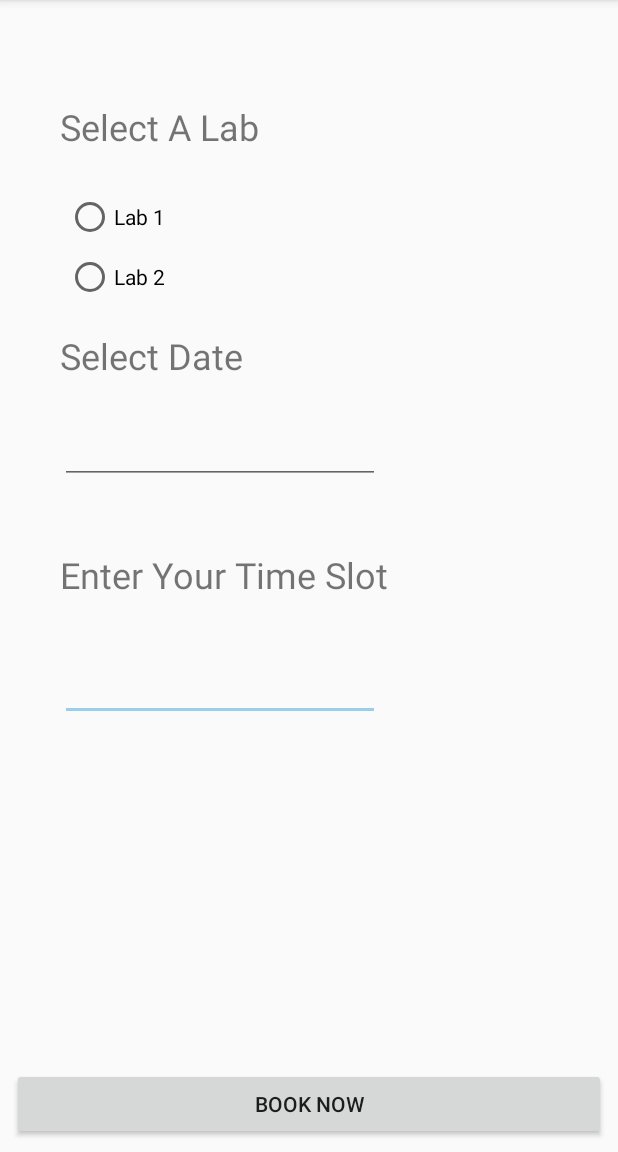
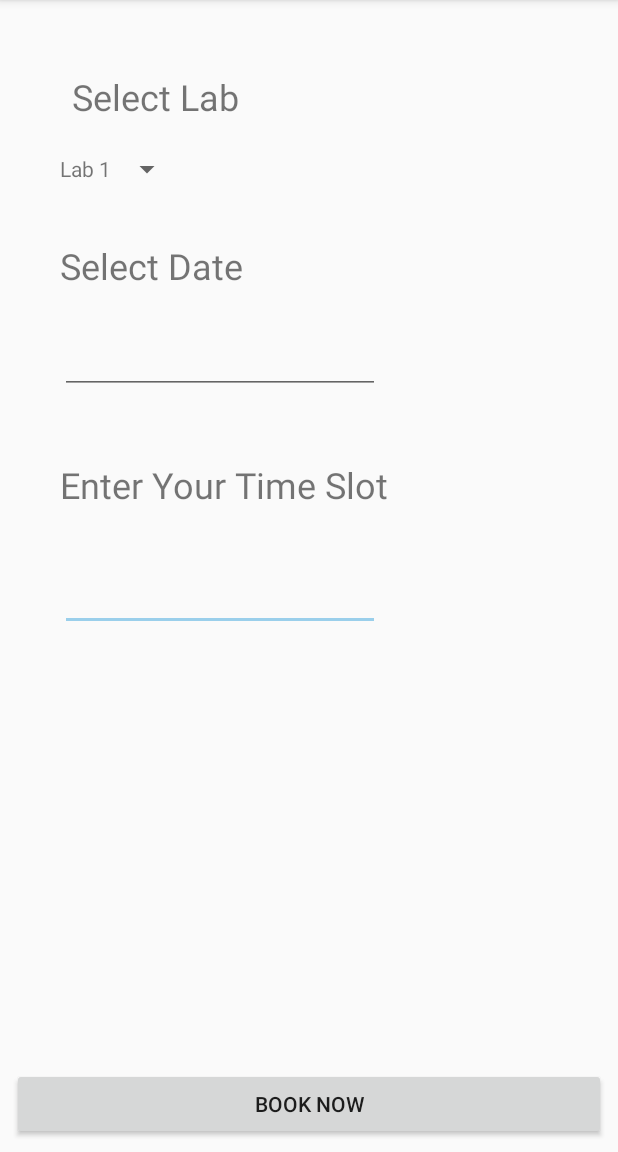
Before and after one commit to theGen9682/JustMother, an Android app: the ScanLabsBooking screen opened directly, with no data from a screen before it, on a phone screen of 412 x 824 dp, the part 84-1236 px from its top. Run offline under Robolectric (Android 15) with nearby library versions, the phone set to English and light mode, and no system bars; our stand-ins replace Firebase (no records; nobody signed in at launch, a user with empty details on screens opened directly).

Commit message:
Scan Bookings are now visible in database with some incomplete work, which will be done shortly. For some reason only Lab 1 is selected, working to resolve that.

```diff
--- a/app/build.gradle
+++ b/app/build.gradle
@@ -27,7 +27,7 @@ android {
         }
     }
 }
-apply plugin: 'kotlin-kapt'
+
 
 dependencies {
     implementation fileTree(dir: 'libs', include: ['*.jar'])
@@ -48,5 +48,8 @@ dependencies {
     implementation 'com.google.firebase:firebase-firestore:20.1.0'
 
     implementation 'com.firebaseui:firebase-ui-storage:4.3.1'
-    kapt 'com.github.bumptech.glide:compiler:4.9.0'
+
+
+    implementation 'com.google.firebase:firebase-database:18.0.0'
+
 }
--- a/app/src/main/java/com/example/pregnancy/ScanLabsBooking.kt
+++ b/app/src/main/java/com/example/pregnancy/ScanLabsBooking.kt
@@ -1,104 +1,101 @@
 package com.example.pregnancy
 
+import android.annotation.SuppressLint
 import androidx.appcompat.app.AppCompatActivity
 import android.os.Bundle
 import android.util.Log
 import android.view.View
-import android.widget.RadioButton
-import android.widget.TextView
+import android.widget.*
+import com.example.pregnancy.dataModels.ScanBookings
+import com.google.firebase.database.DatabaseReference
+import com.google.firebase.database.FirebaseDatabase
 import com.google.firebase.firestore.FirebaseFirestore
+import kotlinx.android.synthetic.main.activity_scan_labs_booking.*
+import android.widget.Toast
+import java.text.SimpleDateFormat
+import java.util.*
+
 
 @Suppress("NULLABILITY_MISMATCH_BASED_ON_JAVA_ANNOTATIONS")
 class ScanLabsBooking : AppCompatActivity() {
 
-    private val db = FirebaseFirestore.getInstance()
+    private lateinit var database:DatabaseReference
 
-
-    var selectedLab: String = "Lab 1"
-
-
-    fun onRadioButtonClicked(view: View) {
-        if (view is RadioButton) {
-            // Is the button now checked?
-            val checked = view.isChecked
-
-            // Check which radio button was clicked
-            when (view.getId()) {
-                R.id.lab1Button ->
-                    if (checked) {
-                        // Pirates are the best
-
-                        selectedLab = "Lab 1"
-
-
-                    }
-                R.id.lab2Button ->
-                    if (checked) {
-
-                        selectedLab = "Lab 2"
-
-
-                    }
-            }
-        }
-    }
-
-
+    @SuppressLint("SimpleDateFormat")
     override fun onCreate(savedInstanceState: Bundle?) {
         super.onCreate(savedInstanceState)
         setContentView(R.layout.activity_scan_labs_booking)
 
+
         val scanName = intent.getStringExtra("ScanName")
 
 
-        val timeSlot = findViewById<TextView>(R.id.time)
-        val date = findViewById<TextView>(R.id.date)
+        val timeSlot = findViewById<EditText>(R.id.time)
+        val dateSlot = findViewById<EditText>(R.id.date)
 
-        val scanTime = timeSlot.text.toString()
-        val scanDate = date.text.toString()
+        val bookNow=findViewById<Button>(R.id.BookNowBtn)
 
 
-        Log.d("Selected Lab\n\n","\n\n------------------------------------------------------------------------------------------$selectedLab")
+        val labs= arrayOf("Lab 1", "Lab 2")
 
-        addData(scanDate,scanTime,scanName)
+        val spinner=findViewById<Spinner>(R.id.spinner)
+
+
+        if(spinner!=null)
+        {
+
+            val arrayAdapter=ArrayAdapter(this,R.layout.dropdown_list_textview,labs)
+            spinner.adapter=arrayAdapter
+
+            spinner.onItemSelectedListener=object:AdapterView.OnItemSelectedListener{
+                override fun onNothingSelected(p0: AdapterView<*>?) {
+                    Toast.makeText(this@ScanLabsBooking,"Please Select a Lab",Toast.LENGTH_SHORT).show()
+                }
+
+                override fun onItemSelected(parent: AdapterView<*>?, p1: View?, position: Int, p3: Long) {
+                    Toast.makeText(this@ScanLabsBooking,"Lab Selected",Toast.LENGTH_SHORT).show()
+                }
+
+            }
+        }
+
+        val selectedLab=spinner.selectedItem.toString()
+
+        Log.d("SelectedLab","--------------------------------------------------------$selectedLab")
+
+
+        database=FirebaseDatabase.getInstance().reference
+
+        bookNow.setOnClickListener {
+
+            val scanTime = timeSlot.text.toString()
+            val scanDate = dateSlot.text.toString()
+
+            Log.d("Scan Time\n\n","------------------------------------------------------------\n$scanTime")
+            Log.d("Scan Time\n\n","------------------------------------------------------------\n$scanTime")
+
+
+            writeInDatabase(selectedLab, "Digen", scanName, scanTime, scanDate)
+            Toast.makeText(this@ScanLabsBooking,"Test Booked",Toast.LENGTH_SHORT).show()
+
+        }
+
+
+
+
+
+
 
 
 
     }
 
+    private fun writeInDatabase(lab:String,name:String, scanName:String?, timeSlot:String, date:String ) {
 
-    private fun addData(scanDate:String, scanTime:String, scanName:String)
-    {
-        db.collection("Scan Bookings")
-            .document(selectedLab)
-            .collection("Scan Dates")
-            .add(scanDate)
+        val scanDetails=ScanBookings(scanName,timeSlot,date)
 
-        db.collection("Scan Bookings")
-            .document(selectedLab)
-            .collection("Scan Dates")
-            .document(scanDate.toString())
-            .collection("Time Slot")
-            .document(scanTime.toString())
-            .collection("Booking Details")
-            .add("Digen Sharma")
+        database.child("Scan Bookings").child(lab).child("Bookings").child(name).setValue(scanDetails)
 
-
-        db.collection("Scan Bookings")
-            .document(selectedLab)
-            .collection("Scan Dates")
-            .document(scanDate.toString())
-            .collection("Time Slot")
-            .document(scanTime.toString())
-            .collection("Booking Details")
-            .document("Digen Sharma")
-            .set(scanName)
-            .addOnSuccessListener {
-                Log.d("Successfull\n\n","------------------------------------------------------------------------------------")
-            }
-            .addOnFailureListener {
-                Log.d("Failure\n\n","------------------------------------------------------------------------------------------")
-            }
 
     }
 
--- a/app/src/main/res/layout/activity_scan_labs_booking.xml
+++ b/app/src/main/res/layout/activity_scan_labs_booking.xml
@@ -6,13 +6,6 @@
         android:layout_width="match_parent"
         android:layout_height="match_parent"
         tools:context=".ScanLabsBooking">
-    <TextView
-            android:text="Select A Lab"
-            android:layout_width="wrap_content"
-            android:layout_height="wrap_content"
-            android:id="@+id/textView2" app:layout_constraintTop_toTopOf="parent"
-            app:layout_constraintStart_toStartOf="parent" android:layout_marginStart="40dp"
-            android:layout_marginTop="68dp" android:textSize="24sp"/>
     <TextView
             android:text="Enter Your Time Slot"
             android:layout_width="wrap_content"
@@ -35,7 +28,7 @@
             android:id="@+id/textView4"
             app:layout_constraintStart_toStartOf="parent"
             android:layout_marginStart="40dp" android:textSize="24sp"
-            app:layout_constraintTop_toBottomOf="@+id/radioGroup" android:layout_marginTop="16dp"/>
+            app:layout_constraintTop_toBottomOf="@+id/spinner" android:layout_marginTop="36dp"/>
     <EditText
             android:layout_width="wrap_content"
             android:layout_height="wrap_content"
@@ -48,30 +41,23 @@
             android:text="Book Now"
             android:layout_width="match_parent"
             android:layout_height="wrap_content"
-            android:id="@+id/button" app:layout_constraintStart_toStartOf="parent" android:layout_marginStart="8dp"
+            android:id="@+id/BookNowBtn" app:layout_constraintStart_toStartOf="parent" android:layout_marginStart="8dp"
             app:layout_constraintEnd_toEndOf="parent" android:layout_marginEnd="8dp"
             app:layout_constraintHorizontal_bias="0.0" android:layout_marginBottom="8dp"
             app:layout_constraintBottom_toBottomOf="parent"/>
-    <RadioGroup
+    <Spinner
             android:layout_width="wrap_content"
             android:layout_height="wrap_content"
+            android:id="@+id/spinner"
             app:layout_constraintStart_toStartOf="parent"
-            app:layout_constraintTop_toBottomOf="@+id/textView2"
-            android:layout_marginTop="24dp" android:layout_marginStart="40dp" android:id="@+id/radioGroup"
-            android:onClick="On">
-        <RadioButton
-                android:layout_margin="4dp"
-                android:text="Lab 1"
-                android:layout_width="wrap_content"
-                android:layout_height="wrap_content"
-                android:id="@+id/lab1Button"
-                android:textSize="14sp" android:onClick="onRadioButtonClicked"/>
-        <RadioButton
-                android:text="Lab 2"
-                android:layout_width="wrap_content"
-                android:layout_height="wrap_content"
-                android:id="@+id/lab2Button"
-                android:textSize="14sp"
-                android:layout_margin="4dp" android:onClick="onRadioButtonClicked"/>
-    </RadioGroup>
+            android:layout_marginStart="40dp" app:layout_constraintTop_toBottomOf="@+id/textView2"
+            android:layout_marginTop="20dp"/>
+    <TextView
+            android:text="Select Lab"
+            android:layout_width="wrap_content"
+            android:layout_height="wrap_content"
+            android:id="@+id/textView2" android:textSize="24sp"
+            android:layout_marginTop="48dp" app:layout_constraintTop_toTopOf="parent" android:layout_marginStart="48dp"
+            app:layout_constraintStart_toStartOf="parent"/>
+
 </androidx.constraintlayout.widget.ConstraintLayout>
--- /dev/null
+++ b/app/src/main/res/layout/dropdown_list_textview.xml
@@ -0,0 +1,5 @@
+<?xml version="1.0" encoding="utf-8"?>
+<TextView
+        android:layout_width="wrap_content"
+        android:layout_height="wrap_content"
+        xmlns:android="http://schemas.android.com/apk/res/android"/>
```
